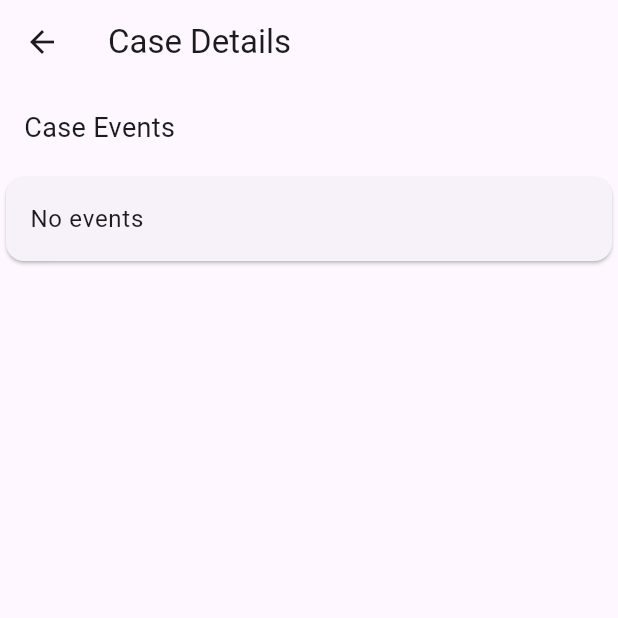
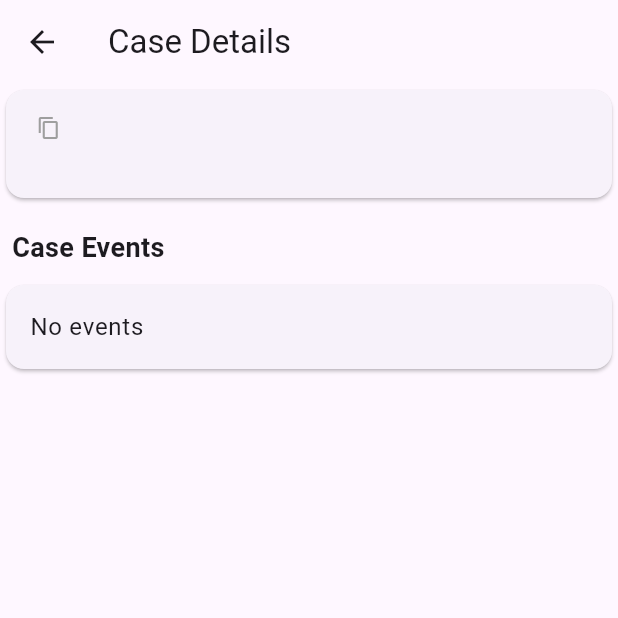
Before and after one commit to sarahgaskov/MyCaseUSA, a Flutter app: the CaseDetailsPage screen opened directly with empty values, on a phone screen of 412 x 824 dp, the top half of it. Run offline on Flutter 3.47's test engine with Material 3 defaults, Android fonts, the phone set to English and light mode, and no system bars; our stand-ins replace flutter_dotenv.

Commit message:
add form section to details

```diff
--- a/lib/pages/case_details.dart
+++ b/lib/pages/case_details.dart
@@ -1,4 +1,5 @@
 import 'package:flutter/material.dart';
+import 'package:flutter/services.dart';
 import '../models/case.dart';
 import '../models/event.dart';
 import '../widgets/refresh_list.dart';
@@ -14,6 +15,7 @@ class CaseDetailsPage extends StatelessWidget {
         final events = linkedCase.events;
 
         final List<Widget> sections = [
+            formCard(linkedCase.receipt, linkedCase.form),
             ...eventSection(events)
         ];
 
@@ -25,17 +27,48 @@ class CaseDetailsPage extends StatelessWidget {
 
     // sections
 
+    Widget sectionTitle(String title, [String description = '']) { //TODO: Add description
+        return Padding (
+            padding: EdgeInsets.only(top: 16.0, bottom: 8.0, left: 8.0, right: 8.0),
+            child: Text(title, style: TextStyle(
+                fontSize: 18,
+                fontWeight: FontWeight.bold
+            )),
+        );
+    }
+
+
+
+    // 1 - form section
+
+    Card formCard(receipt, form) {
+        return Card(
+            elevation: 1,
+            child: ListTile(
+                title: Row(children: [
+                    Text(receipt + " ", style: TextStyle(
+                        fontWeight: FontWeight.bold,
+                    )),
+
+                    Icon(Icons.copy, size: 16, color: Colors.grey)
+                ]),
+
+                subtitle: Text(form),
+                onTap: () async {await Clipboard.setData(ClipboardData(text: receipt));}
+            ),
+        );
+    }
+
+    // 2 - event section
+
     List<Widget> eventSection(events) {
         return [
-            Padding(
-                padding: EdgeInsets.all(16),
-                child: Text('Case Events', style: TextStyle(fontSize: 18)),
-            ),
-            eventsBox(events),
+            sectionTitle('Case Events'),
+            eventsCard(events),
         ];
     }
 
-    Card eventsBox(events) {
+    Card eventsCard(events) {
         if (events.isEmpty) {
             return Card(child: ListTile(title: Text('No events')));
         } else {
```
